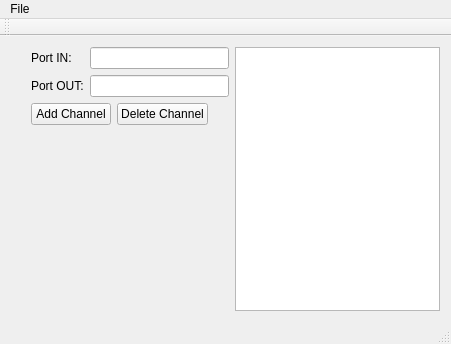
First picture: the form in Server/gui.ui, repository Ernyoke/Allamvizsga, before the edit.
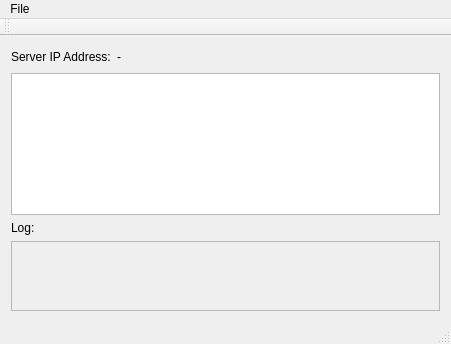
Second picture: the form after the edit.

Commit message:
GetChannelList added(needs tests!!!)
Other changes(SharedPointers)

Patch:
```diff
--- a/Server/gui.ui
+++ b/Server/gui.ui
@@ -14,120 +14,36 @@
    <string>Server</string>
   </property>
   <widget class="QWidget" name="centralWidget">
-   <layout class="QGridLayout" name="gridLayout_2">
-    <item row="0" column="3">
-     <spacer name="horizontalSpacer">
-      <property name="orientation">
-       <enum>Qt::Horizontal</enum>
+   <layout class="QGridLayout" name="gridLayout">
+    <item row="2" column="0">
+     <widget class="QLabel" name="label">
+      <property name="sizePolicy">
+       <sizepolicy hsizetype="Preferred" vsizetype="Preferred">
+        <horstretch>0</horstretch>
+        <verstretch>1</verstretch>
+       </sizepolicy>
       </property>
-      <property name="sizeHint" stdset="0">
-       <size>
-        <width>40</width>
-        <height>20</height>
-       </size>
+      <property name="text">
+       <string>Log:</string>
       </property>
-     </spacer>
-    </item>
-    <item row="0" column="2">
-     <widget class="QListWidget" name="chList"/>
-    </item>
-    <item row="0" column="1">
-     <layout class="QGridLayout" name="gridLayout">
-      <item row="0" column="3" colspan="3">
-       <widget class="QLineEdit" name="portIn"/>
-      </item>
-      <item row="1" column="1" colspan="2">
-       <widget class="QLabel" name="label_2">
-        <property name="text">
-         <string>Port OUT:</string>
-        </property>
-       </widget>
-      </item>
-      <item row="0" column="1" colspan="2">
-       <widget class="QLabel" name="label">
-        <property name="text">
-         <string>Port IN:</string>
-        </property>
-       </widget>
-      </item>
-      <item row="1" column="3" colspan="3">
-       <widget class="QLineEdit" name="portOut"/>
-      </item>
-      <item row="2" column="4">
-       <widget class="QPushButton" name="deletButton">
-        <property name="sizePolicy">
-         <sizepolicy hsizetype="MinimumExpanding" vsizetype="Fixed">
-          <horstretch>0</horstretch>
-          <verstretch>0</verstretch>
-         </sizepolicy>
-        </property>
-        <property name="layoutDirection">
-         <enum>Qt::LeftToRight</enum>
-        </property>
-        <property name="text">
-         <string>Delete Channel</string>
-        </property>
-       </widget>
-      </item>
-      <item row="2" column="5">
-       <spacer name="horizontalSpacer_3">
-        <property name="orientation">
-         <enum>Qt::Horizontal</enum>
-        </property>
-        <property name="sizeHint" stdset="0">
-         <size>
-          <width>40</width>
-          <height>20</height>
-         </size>
-        </property>
-       </spacer>
-      </item>
-      <item row="2" column="1" colspan="3">
-       <widget class="QPushButton" name="addButton">
-        <property name="sizePolicy">
-         <sizepolicy hsizetype="MinimumExpanding" vsizetype="Fixed">
-          <horstretch>0</horstretch>
-          <verstretch>0</verstretch>
-         </sizepolicy>
-        </property>
-        <property name="layoutDirection">
-         <enum>Qt::LeftToRight</enum>
-        </property>
-        <property name="text">
-         <string>Add Channel</string>
-        </property>
-       </widget>
-      </item>
-      <item row="0" column="0" rowspan="3">
-       <spacer name="horizontalSpacer_4">
-        <property name="orientation">
-         <enum>Qt::Horizontal</enum>
-        </property>
-        <property name="sizeHint" stdset="0">
-         <size>
-          <width>40</width>
-          <height>20</height>
-         </size>
-        </property>
-       </spacer>
-      </item>
-      <item row="3" column="0" colspan="6">
-       <spacer name="verticalSpacer">
-        <property name="orientation">
-         <enum>Qt::Vertical</enum>
-        </property>
-        <property name="sizeHint" stdset="0">
-         <size>
-          <width>20</width>
-          <height>40</height>
-         </size>
-        </property>
-       </spacer>
-      </item>
-     </layout>
+     </widget>
     </item>
     <item row="0" column="0">
-     <spacer name="horizontalSpacer_2">
+     <widget class="QLabel" name="label_2">
+      <property name="text">
+       <string>Server IP Address:</string>
+      </property>
+     </widget>
+    </item>
+    <item row="0" column="1">
+     <widget class="QLabel" name="seriptext">
+      <property name="text">
+       <string>-</string>
+      </property>
+     </widget>
+    </item>
+    <item row="0" column="2">
+     <spacer name="horizontalSpacer">
       <property name="orientation">
        <enum>Qt::Horizontal</enum>
       </property>
@@ -139,6 +55,29 @@
       </property>
      </spacer>
     </item>
+    <item row="1" column="0" colspan="3">
+     <widget class="QTableView" name="channelTab">
+      <property name="sizePolicy">
+       <sizepolicy hsizetype="Expanding" vsizetype="Expanding">
+        <horstretch>0</horstretch>
+        <verstretch>10</verstretch>
+       </sizepolicy>
+      </property>
+     </widget>
+    </item>
+    <item row="3" column="0" colspan="3">
+     <widget class="QPlainTextEdit" name="logDisplay">
+      <property name="enabled">
+       <bool>false</bool>
+      </property>
+      <property name="sizePolicy">
+       <sizepolicy hsizetype="Expanding" vsizetype="Expanding">
+        <horstretch>0</horstretch>
+        <verstretch>2</verstretch>
+       </sizepolicy>
+      </property>
+     </widget>
+    </item>
    </layout>
   </widget>
   <widget class="QMenuBar" name="menuBar">
```
The commit also changes 72 other files.
